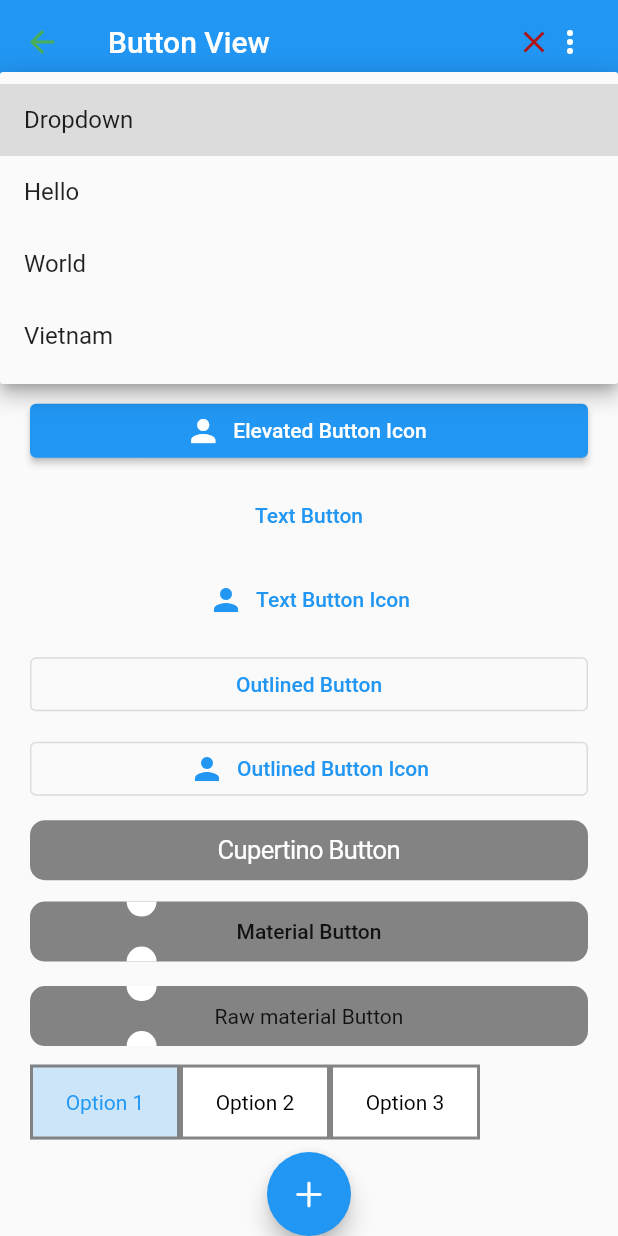
After one commit to matthew-hoang-nhat/gallery-app, a Flutter app: the ButtonScreen screen opened by its route, after a tap on "DropDownButton", on a phone screen of 412 x 824 dp. The commit adds this screen. Run offline on Flutter 3.47's test engine with Material 2 defaults, Android fonts, the phone set to English and light mode, and no system bars; our stand-ins replace bloc, equatable, flutter_bloc, get_it, go_router.

Commit message:
feature: button

```diff
--- a/lib/src/config/routes/app_pages.dart
+++ b/lib/src/config/routes/app_pages.dart
@@ -1,4 +1,5 @@
 import 'package:gallery_app/src/core/home_screen/home_screen.dart';
+import 'package:gallery_app/src/features/button/screens/button_screen.dart';
 import 'package:gallery_app/src/features/container/screens/container_screen.dart';
 import 'package:gallery_app/src/features/row_column/row_column_screen.dart';
 import 'package:gallery_app/src/features/stack_align/screens/stack_align_screen.dart';
@@ -14,6 +15,7 @@ class AppPages {
   static const String stackAlignScreen = _Paths.stackAlignScreen;
   static const String containerScreen = _Paths.containerScreen;
   static const String textFieldScreen = _Paths.textFieldScreen;
+  static const String buttonScreen = _Paths.buttonScreen;
 
   static const List<String> needAuthenticatedPages = [
     // AppPages.profile,
@@ -44,6 +46,10 @@ class AppPages {
       path: textFieldScreen,
       builder: (context, state) => const TextFieldScreen(),
     ),
+    GoRoute(
+      path: buttonScreen,
+      builder: (context, state) => const ButtonScreen(),
+    ),
   ];
 }
 
@@ -54,4 +60,5 @@ abstract class _Paths {
   static const String stackAlignScreen = "/stack-align-screen";
   static const String containerScreen = "/container-screen";
   static const String textFieldScreen = "/text-field-screen";
+  static const String buttonScreen = "/button-screen";
 }
--- a/lib/src/core/home_screen/home_screen.dart
+++ b/lib/src/core/home_screen/home_screen.dart
@@ -42,6 +42,12 @@ class HomeScreen extends StatelessWidget {
             },
             child: const Text('Text Field'),
           ),
+          TextButton(
+            onPressed: () {
+              context.push(AppPages.buttonScreen);
+            },
+            child: const Text('Button'),
+          ),
         ],
       )),
     );
--- /dev/null
+++ b/lib/src/features/button/screens/button_screen.dart
@@ -0,0 +1,168 @@
+import 'package:flutter/cupertino.dart';
+import 'package:flutter/material.dart';
+import 'package:gallery_app/src/config/constants/app_colors.dart';
+
+import '../widgets/half_circle.dart';
+
+class ButtonScreen extends StatefulWidget {
+  const ButtonScreen({super.key});
+
+  @override
+  State<ButtonScreen> createState() => _ButtonScreenState();
+}
+
+class _ButtonScreenState extends State<ButtonScreen> {
+  final dropDownItems = ['Dropdown', 'Hello', 'World', 'Vietnam'];
+  late String dropdownItem = dropDownItems.first;
+  int value = 0;
+  @override
+  Widget build(BuildContext context) {
+    return Scaffold(
+      appBar: AppBar(
+        title: const Text('Button View'),
+        leading: const Icon(Icons.arrow_back, color: AppColors.green),
+        actions: const [
+          Icon(Icons.close, color: AppColors.red),
+          Icon(Icons.more_vert_rounded),
+          SizedBox(
+            width: 20,
+          )
+        ],
+      ),
+      body: Container(
+        margin: const EdgeInsets.symmetric(horizontal: 20),
+        child: Column(
+            mainAxisAlignment: MainAxisAlignment.spaceBetween,
+            children: [
+              SizedBox(
+                width: double.infinity,
+                child: DropdownButton<String>(
+                    hint: const Text('DropDownButton'),
+                    items: dropDownItems
+                        .map((String e) =>
+                            DropdownMenuItem<String>(value: e, child: Text(e)))
+                        .toList(),
+                    // value: dropdownItem,
+                    onChanged: (value) {}),
+              ),
+              DropdownButtonFormField(
+                  hint: const Text('DropdownButtonFormField'),
+                  items: dropDownItems
+                      .map((String e) =>
+                          DropdownMenuItem<String>(value: e, child: Text(e)))
+                      .toList(),
+                  onChanged: (value) {}),
+              const Icon(
+                CupertinoIcons.plus_app_fill,
+                size: 30,
+              ),
+              SizedBox(
+                  width: double.infinity,
+                  child: ElevatedButton(
+                      onPressed: () {}, child: const Text('Elevated Button'))),
+              SizedBox(
+                width: double.infinity,
+                child: ElevatedButton.icon(
+                    onPressed: () {},
+                    icon: const Icon(Icons.person),
+                    label: const Text('Elevated Button Icon')),
+              ),
+              SizedBox(
+                  width: double.infinity,
+                  child: TextButton(
+                      onPressed: () {}, child: const Text('Text Button'))),
+              SizedBox(
+                width: double.infinity,
+                child: TextButton.icon(
+                    onPressed: () {},
+                    icon: const Icon(Icons.person),
+                    label: const Text('Text Button Icon')),
+              ),
+              SizedBox(
+                  width: double.infinity,
+                  child: OutlinedButton(
+                      onPressed: () {}, child: const Text('Outlined Button'))),
+              SizedBox(
+                width: double.infinity,
+                child: OutlinedButton.icon(
+                    onPressed: () {},
+                    icon: const Icon(Icons.person),
+                    label: const Text('Outlined Button Icon')),
+              ),
+              CupertinoButton(
+                  padding:
+                      const EdgeInsets.symmetric(horizontal: 0, vertical: 0),
+                  child: Container(
+                      height: 40,
+                      width: double.infinity,
+                      decoration: BoxDecoration(
+                          color: AppColors.grey,
+                          borderRadius: BorderRadius.circular(10)),
+                      alignment: Alignment.center,
+                      child: const Text(
+                        'Cupertino Button',
+                        style: TextStyle(color: AppColors.white),
+                      )),
+                  onPressed: () {}),
+              MaterialButton(
+                  padding:
+                      const EdgeInsets.symmetric(horizontal: 0, vertical: 0),
+                  onPressed: () {},
+                  child: CustomPaint(
+                      painter: ShapePainter(),
+                      child: Container(
+                          height: 40,
+                          width: double.infinity,
+                          alignment: Alignment.center,
+                          child: const Text('Material Button')))),
+              RawMaterialButton(
+                  onPressed: () {},
+                  child: CustomPaint(
+                    painter: ShapePainter(),
+                    child: Container(
+                        height: 40,
+                        width: double.infinity,
+                        alignment: Alignment.center,
+                        child: const Text('Raw material Button')),
+                  )),
+              Row(
+                children: [
+                  customRadioButton('Option 1', 0),
+                  customRadioButton('Option 2', 1),
+                  customRadioButton('Option 3', 2),
+                ],
+              ),
+              FloatingActionButton(
+                onPressed: () {},
+                child: const Icon(CupertinoIcons.plus),
+              )
+            ]),
+      ),
+    );
+  }
+
+  Widget customRadioButton(String text, int index) {
+    return InkWell(
+      onTap: () {
+        value = index;
+        setState(() {});
+      },
+      child: Container(
+        height: 50,
+        width: 100,
+        alignment: Alignment.center,
+        decoration: BoxDecoration(
+            border: Border.all(color: AppColors.grey, width: 2),
+            color: (value == index)
+                ? AppColors.blue.withOpacity(0.2)
+                : AppColors.white),
+        child: Text(
+          text,
+          style: TextStyle(
+            color: (value == index) ? AppColors.blue : Colors.black,
+          ),
+        ),
+      ),
+    );
+  }
+}
--- /dev/null
+++ b/lib/src/features/button/widgets/half_circle.dart
@@ -0,0 +1,53 @@
+import 'dart:math' as math;
+import 'package:flutter/material.dart';
+import 'package:gallery_app/src/config/constants/app_colors.dart';
+
+class ShapePainter extends CustomPainter {
+  @override
+  void paint(Canvas canvas, Size size) {
+    var paint = Paint()
+      ..color = AppColors.grey
+      ..strokeWidth = 5
+      ..style = PaintingStyle.fill
+      ..strokeCap = StrokeCap.round;
+    Paint circlePaint = Paint()..color = AppColors.white;
+    Offset position = Offset(50, size.height / 2 - 20);
+
+    Path path = Path()
+      ..addRRect(RRect.fromRectAndRadius(
+          Rect.fromPoints(const Offset(0, 0), Offset(size.width, size.height)),
+          const Radius.circular(10)));
+
+    canvas
+      ..drawPath(path, paint)
+      ..drawArc(
+        Rect.fromCenter(
+          center: Offset(size.width * 20 / 100, size.height),
+          height: 20,
+          width: 20,
+        ),
+        math.pi,
+        math.pi,
+        false,
+        circlePaint,
+      )
+      ..drawArc(
+        Rect.fromCenter(
+          center: Offset(size.width * 20 / 100, 0),
+          height: 20,
+          width: 20,
+        ),
+        0,
+        math.pi,
+        false,
+        circlePaint,
+      );
+
+    // canvas.drawCircle(position, paint);
+  }
+
+  @override
+  bool shouldRepaint(CustomPainter oldDelegate) {
+    return false;
+  }
+}
```
